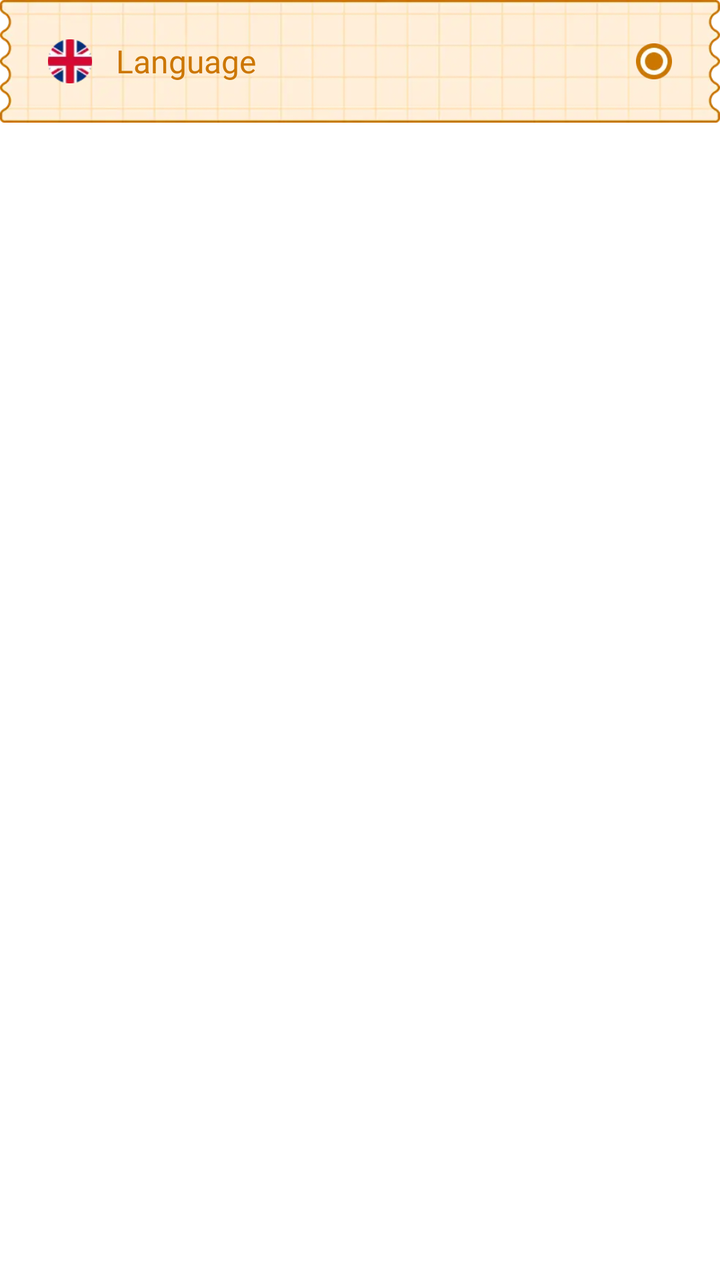
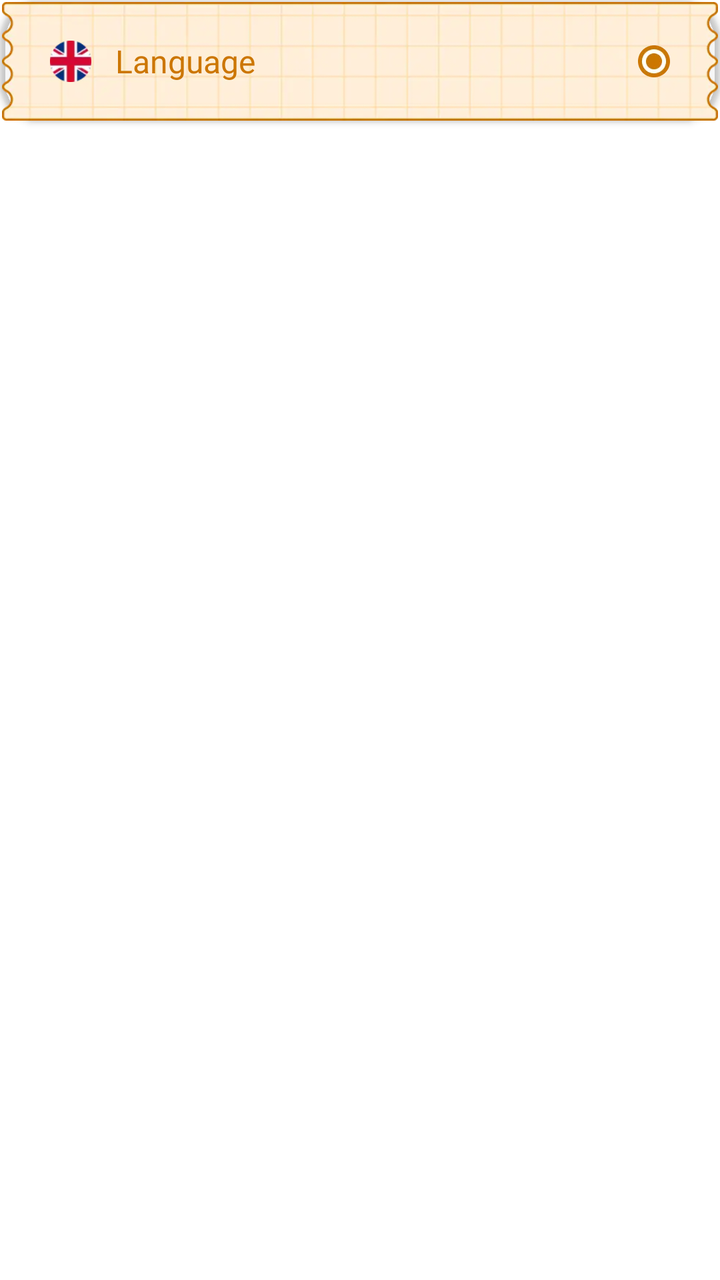

Screens rendered from an Android XML layout before and after an edit, with the pre-edit source and the edit as a unified diff.
<!-- AndroidManifest.xml: application theme Base.Theme.BaseFragment -->
<!-- res/layout/item_language.xml -->
<?xml version="1.0" encoding="utf-8"?>
<androidx.constraintlayout.widget.ConstraintLayout xmlns:android="http://schemas.android.com/apk/res/android"
    xmlns:app="http://schemas.android.com/apk/res-auto"
    android:layout_width="match_parent"
    android:layout_height="wrap_content"
    android:layout_marginBottom="@dimen/dimension_8">

    
    <androidx.constraintlayout.widget.ConstraintLayout
        android:id="@+id/flMain"
        app:layout_constraintTop_toTopOf="parent"
        android:layout_width="match_parent"
        android:layout_height="@dimen/dimension_0"
        app:layout_constraintDimensionRatio="3.28:0.56"
        android:elevation="@dimen/dimension_2">
        <View
            android:id="@+id/top18"
            app:layout_constraintTop_toTopOf="parent"
            android:layout_width="match_parent"
            android:layout_height="@dimen/dimension_0"
            app:layout_constraintDimensionRatio="3.28:0.18"/>
 <View
            android:id="@+id/top20"
            app:layout_constraintTop_toTopOf="parent"
            android:layout_width="match_parent"
            android:layout_height="@dimen/dimension_0"
            app:layout_constraintDimensionRatio="3.28:0.2"/>
   <View
            android:id="@+id/bottom18"
            app:layout_constraintBottom_toBottomOf="parent"
            android:layout_width="match_parent"
            android:layout_height="@dimen/dimension_0"
            app:layout_constraintDimensionRatio="3.28:0.18"/>
 <View
            android:id="@+id/bottom20"
            app:layout_constraintBottom_toBottomOf="parent"
            android:layout_width="match_parent"
            android:layout_height="@dimen/dimension_0"
            app:layout_constraintDimensionRatio="3.28:0.2"/>

        <ImageView
            android:id="@+id/imgLangFor"
            android:layout_width="match_parent"
            android:layout_height="match_parent"

            android:scaleType="fitXY"
            android:src="@drawable/frame_unselect_language" />

        <ImageView
            android:id="@+id/imvFlag"
            android:layout_width="@dimen/dimension_0"
            android:layout_height="@dimen/dimension_0"
            app:layout_constraintDimensionRatio="1:1"
            android:layout_marginStart="@dimen/dimension_24"
            android:src="@drawable/ic_flag_english"
            app:layout_constraintBottom_toTopOf="@+id/bottom18"
            app:layout_constraintStart_toStartOf="@+id/imgLangFor"
            app:layout_constraintTop_toBottomOf="@+id/top18"/>

        <ImageView
            android:id="@+id/btnRadio"
            android:layout_width="@dimen/dimension_0"
            android:layout_height="@dimen/dimension_0"
            app:layout_constraintDimensionRatio="1:1"
            android:layout_marginEnd="@dimen/dimension_24"
            android:src="@drawable/ic_select_lang"
            app:layout_constraintTop_toBottomOf="@+id/top20"
            app:layout_constraintEnd_toEndOf="@+id/imgLangFor"
            app:layout_constraintBottom_toTopOf="@+id/bottom20" />

        <TextView
            android:id="@+id/tvLang"
            style="@style/single_marquee"
            android:layout_width="@dimen/dimension_0"
            android:layout_height="match_parent"
            android:layout_marginStart="@dimen/dimension_12"
            android:fontFamily="@font/londrina_solid_regular"
            android:gravity="start|center_vertical"
            android:text="@string/language"
            android:textColor="@color/app_color"
            android:textSize="@dimen/text_size_16"
            app:layout_constraintBottom_toBottomOf="@+id/imvFlag"
            app:layout_constraintEnd_toStartOf="@+id/btnRadio"
            app:layout_constraintStart_toEndOf="@+id/imvFlag"
            app:layout_constraintTop_toTopOf="@+id/imvFlag"
            app:outerStrokeColor="@color/app_color"
            app:outerStrokeWidth="@dimen/dimension_1" />

    </androidx.constraintlayout.widget.ConstraintLayout>


</androidx.constraintlayout.widget.ConstraintLayout>
<!-- resources referenced by this layout -->
<resources>
  <color name="app_color">#CC7600</color>
  <dimen name="dimension_0">0dp</dimen>
  <dimen name="dimension_1">1dp</dimen>
  <dimen name="dimension_12">12dp</dimen>
  <dimen name="dimension_2">2dp</dimen>
  <dimen name="dimension_24">24dp</dimen>
  <dimen name="dimension_8">8dp</dimen>
  <dimen name="text_size_16">16sp</dimen>
  <!-- drawable frame_unselect_language: webp bitmap (drawable, 5328 bytes) -->
  <!-- drawable ic_flag_english: webp bitmap (drawable, 1060 bytes) -->
  <!-- drawable ic_select_lang: webp bitmap (drawable, 910 bytes) -->
  <string name="language">Language</string>
  <style name="single_marquee">
          <item name="android:singleLine">true</item>
          <item name="android:ellipsize">marquee</item>
          <item name="android:marqueeRepeatLimit">marquee_forever</item>
          <item name="android:focusable">true</item>
          <item name="android:focusableInTouchMode">true</item>
          <item name="android:scrollHorizontally">true</item>
      </style>
  <style name="Base.Theme.BaseFragment" parent="Theme.Material3.DayNight.NoActionBar">
          
          
          <item name="android:windowTranslucentStatus">false</item>
          <item name="android:windowDrawsSystemBarBackgrounds">true</item>
          <item name="android:statusBarColor">@android:color/transparent</item>
          <item name="android:navigationBarColor">@android:color/transparent</item>
          <item name="android:windowSoftInputMode">adjustResize</item>
          <item name="android:windowBackground">@color/white</item>
          <item name="android:windowIsTranslucent">false</item>
          <item name="android:windowDisablePreview">true</item>
      </style>
  <color name="white">#FFFFFFFF</color>
</resources>

<!-- the commit's change to res/layout/item_language.xml (unified diff, before → after) -->
@@ -4,39 +4,57 @@
     android:layout_width="match_parent"
     android:layout_height="wrap_content"
     android:layout_marginBottom="@dimen/dimension_8">
+    <androidx.cardview.widget.CardView
+        android:layout_width="@dimen/dimension_0"
+        android:layout_height="@dimen/dimension_0"
+        app:cardCornerRadius="@dimen/dimension_20"
 
+        app:layout_constraintStart_toStartOf="@+id/flMain"
+        app:layout_constraintEnd_toEndOf="@+id/flMain"
+        app:layout_constraintBottom_toBottomOf="@+id/flMain"
+        app:layout_constraintTop_toTopOf="@+id/flMain"
+    app:cardBackgroundColor="@color/transparent"
+        android:elevation="@dimen/dimension_1"
+        />
     
     <androidx.constraintlayout.widget.ConstraintLayout
         android:id="@+id/flMain"
-        app:layout_constraintTop_toTopOf="parent"
+
         android:layout_width="match_parent"
         android:layout_height="@dimen/dimension_0"
+        android:elevation="@dimen/dimension_2"
+        android:padding="@dimen/dimension_1"
         app:layout_constraintDimensionRatio="3.28:0.56"
-        android:elevation="@dimen/dimension_2">
+        app:layout_constraintTop_toTopOf="parent">
+
         <View
             android:id="@+id/top18"
-            app:layout_constraintTop_toTopOf="parent"
             android:layout_width="match_parent"
             android:layout_height="@dimen/dimension_0"
-            app:layout_constraintDimensionRatio="3.28:0.18"/>
- <View
+            app:layout_constraintDimensionRatio="3.28:0.18"
+            app:layout_constraintTop_toTopOf="parent" />
+
+        <View
             android:id="@+id/top20"
-            app:layout_constraintTop_toTopOf="parent"
             android:layout_width="match_parent"
             android:layout_height="@dimen/dimension_0"
-            app:layout_constraintDimensionRatio="3.28:0.2"/>
-   <View
+            app:layout_constraintDimensionRatio="3.28:0.2"
+            app:layout_constraintTop_toTopOf="parent" />
+
+        <View
             android:id="@+id/bottom18"
-            app:layout_constraintBottom_toBottomOf="parent"
             android:layout_width="match_parent"
             android:layout_height="@dimen/dimension_0"
-            app:layout_constraintDimensionRatio="3.28:0.18"/>
- <View
+            app:layout_constraintBottom_toBottomOf="parent"
+            app:layout_constraintDimensionRatio="3.28:0.18" />
+
+        <View
             android:id="@+id/bottom20"
-            app:layout_constraintBottom_toBottomOf="parent"
             android:layout_width="match_parent"
             android:layout_height="@dimen/dimension_0"
-            app:layout_constraintDimensionRatio="3.28:0.2"/>
+            app:layout_constraintBottom_toBottomOf="parent"
+            app:layout_constraintDimensionRatio="3.28:0.2" />
+
 
         <ImageView
             android:id="@+id/imgLangFor"
@@ -50,23 +68,23 @@
             android:id="@+id/imvFlag"
             android:layout_width="@dimen/dimension_0"
             android:layout_height="@dimen/dimension_0"
-            app:layout_constraintDimensionRatio="1:1"
             android:layout_marginStart="@dimen/dimension_24"
             android:src="@drawable/ic_flag_english"
             app:layout_constraintBottom_toTopOf="@+id/bottom18"
+            app:layout_constraintDimensionRatio="1:1"
             app:layout_constraintStart_toStartOf="@+id/imgLangFor"
-            app:layout_constraintTop_toBottomOf="@+id/top18"/>
+            app:layout_constraintTop_toBottomOf="@+id/top18" />
 
         <ImageView
             android:id="@+id/btnRadio"
             android:layout_width="@dimen/dimension_0"
             android:layout_height="@dimen/dimension_0"
-            app:layout_constraintDimensionRatio="1:1"
             android:layout_marginEnd="@dimen/dimension_24"
             android:src="@drawable/ic_select_lang"
-            app:layout_constraintTop_toBottomOf="@+id/top20"
+            app:layout_constraintBottom_toTopOf="@+id/bottom20"
+            app:layout_constraintDimensionRatio="1:1"
             app:layout_constraintEnd_toEndOf="@+id/imgLangFor"
-            app:layout_constraintBottom_toTopOf="@+id/bottom20" />
+            app:layout_constraintTop_toBottomOf="@+id/top20" />
 
         <TextView
             android:id="@+id/tvLang"
<!-- resource entries referenced after the edit -->
@@ -1,14 +1,16 @@
 <!-- resources referenced by this layout -->
 <resources>
   <color name="app_color">#CC7600</color>
+  <color name="transparent">#00FFFFFF</color>
   <dimen name="dimension_0">0dp</dimen>
   <dimen name="dimension_1">1dp</dimen>
   <dimen name="dimension_12">12dp</dimen>
   <dimen name="dimension_2">2dp</dimen>
+  <dimen name="dimension_20">20dp</dimen>
   <dimen name="dimension_24">24dp</dimen>
   <dimen name="dimension_8">8dp</dimen>
   <dimen name="text_size_16">16sp</dimen>
-  <!-- drawable frame_unselect_language: webp bitmap (drawable, 5328 bytes) -->
+  <!-- drawable frame_unselect_language: png bitmap (drawable, 6373 bytes) -->
   <!-- drawable ic_flag_english: webp bitmap (drawable, 1060 bytes) -->
   <!-- drawable ic_select_lang: webp bitmap (drawable, 910 bytes) -->
   <string name="language">Language</string>
